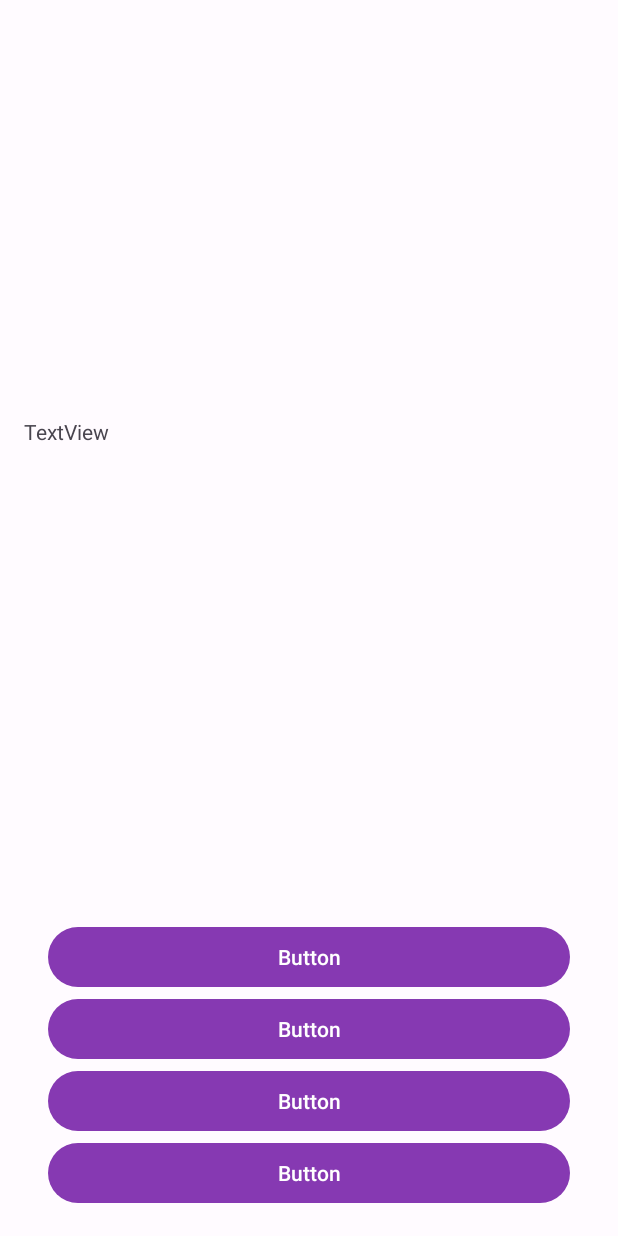
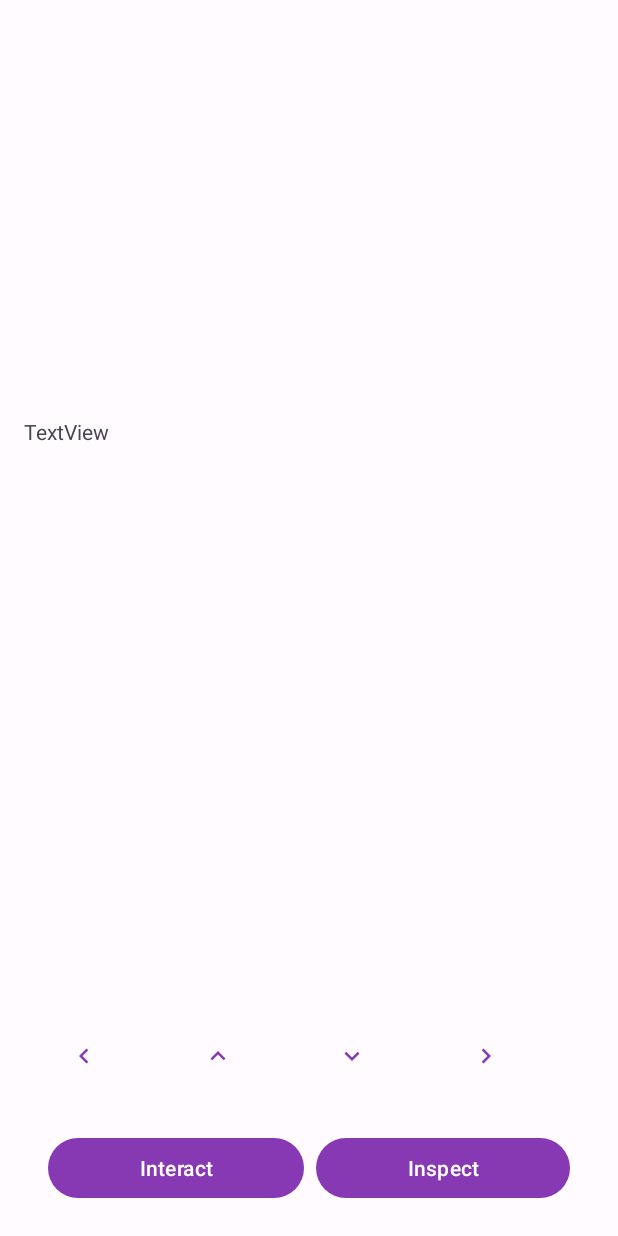
Before and after one commit to VeceluXa/Labyrinth-Adventure, an Android app: the MainGame screen opened through its navigation route, on a phone screen of 412 x 824 dp. Run offline under Robolectric (Android 15) with nearby library versions, the phone set to English and light mode, and no system bars; our stand-ins replace data binding; 5 statements that could not run were skipped.

Commit message:
Update UI

```diff
--- a/app/src/main/res/layout/fragment_main_game.xml
+++ b/app/src/main/res/layout/fragment_main_game.xml
@@ -1,7 +1,14 @@
 <?xml version="1.0" encoding="utf-8"?>
-<androidx.constraintlayout.widget.ConstraintLayout xmlns:android="http://schemas.android.com/apk/res/android"
+<layout xmlns:android="http://schemas.android.com/apk/res/android"
     xmlns:app="http://schemas.android.com/apk/res-auto"
-    xmlns:tools="http://schemas.android.com/tools"
+    xmlns:tools="http://schemas.android.com/tools">
+
+    <data>
+
+    </data>
+
+    <androidx.constraintlayout.widget.ConstraintLayout
+        android:id="@+id/topLayout"
         android:layout_width="match_parent"
         android:layout_height="match_parent"
         tools:context=".view.MainGame">
@@ -13,6 +20,8 @@
             android:layout_marginStart="16dp"
             android:layout_marginTop="16dp"
             android:layout_marginEnd="16dp"
+            android:adjustViewBounds="false"
+            android:scaleType="fitCenter"
             app:layout_constraintEnd_toEndOf="parent"
             app:layout_constraintStart_toStartOf="parent"
             app:layout_constraintTop_toTopOf="parent"
@@ -36,38 +45,84 @@
         <LinearLayout
             android:id="@+id/linearLayout"
             android:layout_width="0dp"
-        android:layout_height="200dp"
+            android:layout_height="150dp"
             android:layout_marginStart="32dp"
             android:layout_marginEnd="32dp"
             android:layout_marginBottom="10dp"
+            android:gravity="top"
             android:orientation="vertical"
+            android:weightSum="5"
             app:layout_constraintBottom_toBottomOf="parent"
             app:layout_constraintEnd_toEndOf="parent"
             app:layout_constraintStart_toStartOf="parent">
 
-        <Button
-            android:id="@+id/button"
+            <LinearLayout
                 android:layout_width="match_parent"
                 android:layout_height="wrap_content"
-            android:text="Button" />
+                android:layout_weight="3"
+                android:gravity="center"
+                android:orientation="horizontal">
 
                 <Button
-            android:id="@+id/button2"
+                    android:id="@+id/buttonLeft"
+                    style="@style/Widget.Material3.Button.IconButton"
+                    android:layout_width="wrap_content"
+                    android:layout_height="wrap_content"
+                    android:layout_marginEnd="10dp"
+                    android:layout_weight="1"
+                    app:icon="@drawable/ic_baseline_keyboard_arrow_left_24" />
+
+                <Button
+                    android:id="@+id/buttonUp"
+                    style="@style/Widget.Material3.Button.IconButton"
+                    android:layout_width="wrap_content"
+                    android:layout_height="wrap_content"
+                    android:layout_marginEnd="10dp"
+                    android:layout_weight="1"
+                    app:icon="@drawable/ic_baseline_keyboard_arrow_up_24" />
+
+                <Button
+                    android:id="@+id/buttonDown"
+                    style="@style/Widget.Material3.Button.IconButton"
+                    android:layout_width="wrap_content"
+                    android:layout_height="wrap_content"
+                    android:layout_marginEnd="10dp"
+                    android:layout_weight="1"
+                    app:icon="@drawable/ic_baseline_keyboard_arrow_down_24" />
+
+                <Button
+                    android:id="@+id/buttonRight"
+                    style="@style/Widget.Material3.Button.IconButton"
+                    android:layout_width="wrap_content"
+                    android:layout_height="wrap_content"
+                    android:layout_weight="1"
+                    app:icon="@drawable/ic_baseline_keyboard_arrow_right_24" />
+            </LinearLayout>
+
+            <LinearLayout
                 android:layout_width="match_parent"
                 android:layout_height="wrap_content"
-            android:text="Button" />
+                android:layout_weight="2"
+                android:gravity="center"
+                android:orientation="horizontal">
 
                 <Button
-            android:id="@+id/button3"
-            android:layout_width="match_parent"
+                    android:id="@+id/buttonInteract"
+                    android:layout_width="wrap_content"
                     android:layout_height="wrap_content"
-            android:text="Button" />
+                    android:layout_marginEnd="4dp"
+                    android:layout_weight="1"
+                    android:text="@string/button_interact" />
 
                 <Button
-            android:id="@+id/button4"
-            android:layout_width="match_parent"
+                    android:id="@+id/buttonInspect"
+                    android:layout_width="wrap_content"
                     android:layout_height="wrap_content"
-            android:text="Button" />
+                    android:layout_marginStart="4dp"
+                    android:layout_weight="1"
+                    android:text="@string/button_inspect" />
             </LinearLayout>
 
+        </LinearLayout>
     </androidx.constraintlayout.widget.ConstraintLayout>
+</layout>
--- a/app/src/main/res/values/strings.xml
+++ b/app/src/main/res/values/strings.xml
@@ -3,4 +3,7 @@
     <!-- TODO: Remove or change this placeholder text -->
     <string name="hello_blank_fragment">Hello blank fragment</string>
     <string name="start_game">Start Game</string>
+    <string name="button_interact">Interact</string>
+    <string name="button_inspect">Inspect</string>
+    <string name="text_cant_interact">You can\'t interact with this room</string>
 </resources>
```
Lines whose indentation alone changed are shown as unchanged.
